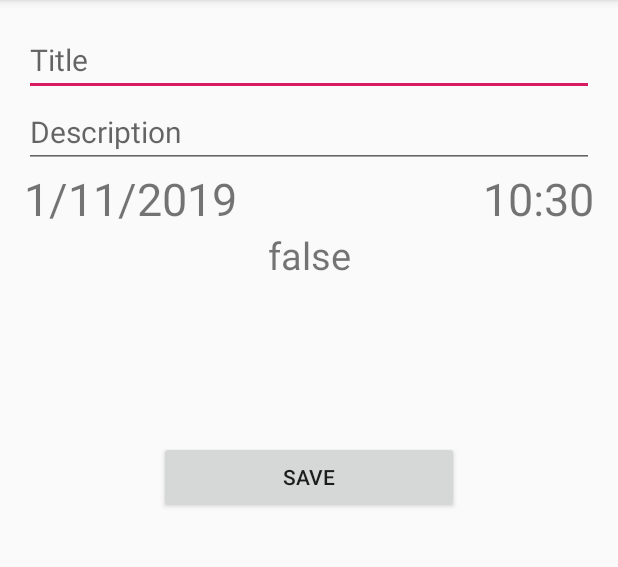
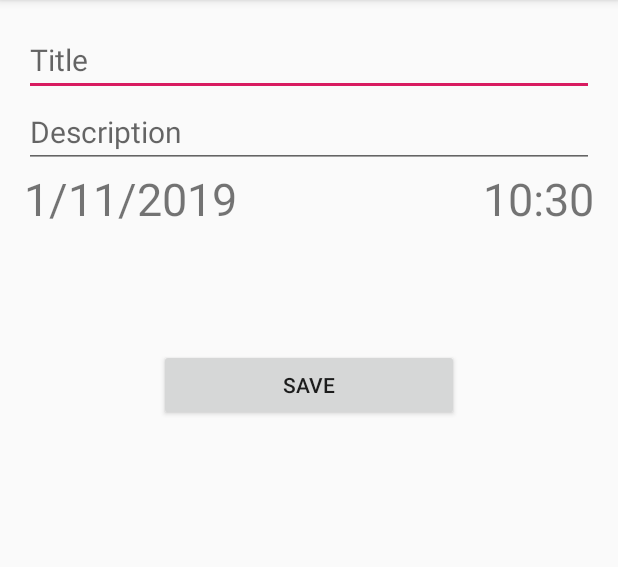
Before and after one commit to LowSpeeddevelopers/Todo, an Android app: the AddTodoActivity screen opened directly, with no data from a screen before it, on a phone screen of 412 x 824 dp, the part 84-651 px from its top. Run offline under Robolectric (Android 15) with nearby library versions, the phone set to English and light mode, and no system bars.

Commit message:
Afroz First Commit

```diff
--- a/app/src/main/res/layout/activity_add_todo.xml
+++ b/app/src/main/res/layout/activity_add_todo.xml
@@ -44,16 +44,6 @@
 
     </RelativeLayout>
 
-
-    <TextView
-        android:id="@+id/text"
-        android:layout_width="345dp"
-        android:layout_height="61dp"
-        android:layout_gravity="center"
-        android:textAlignment="center"
-        android:textSize="25sp"
-        android:text="false" />
-
     <Button
         android:layout_height="wrap_content"
         android:layout_width="200dp"
```
